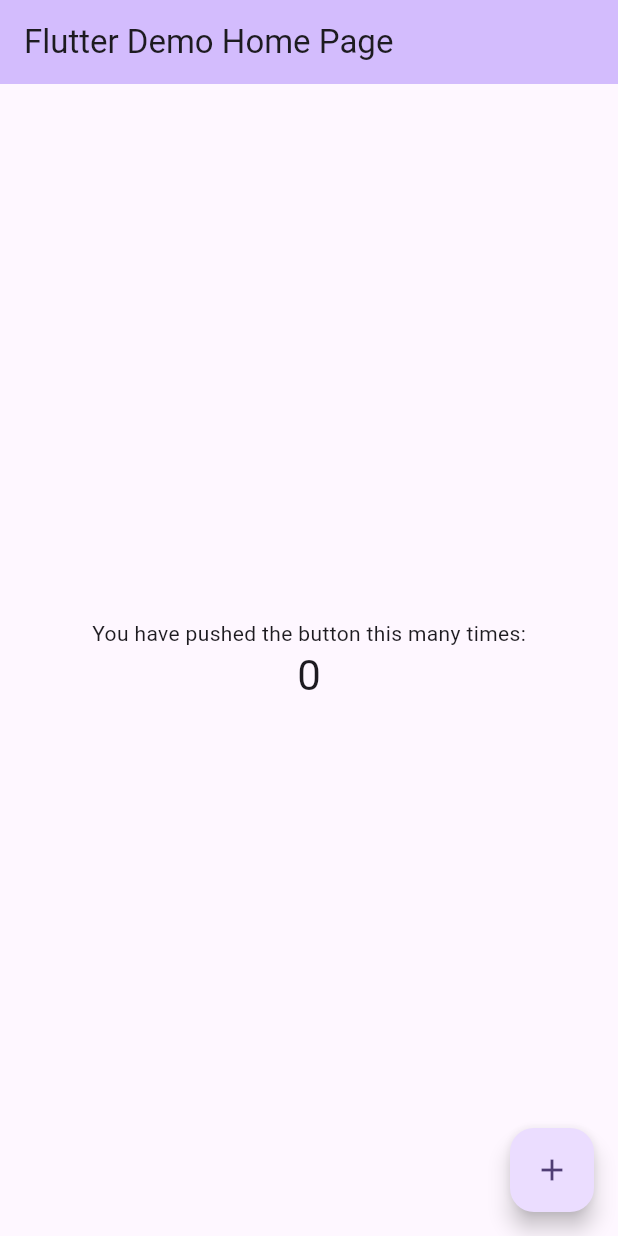
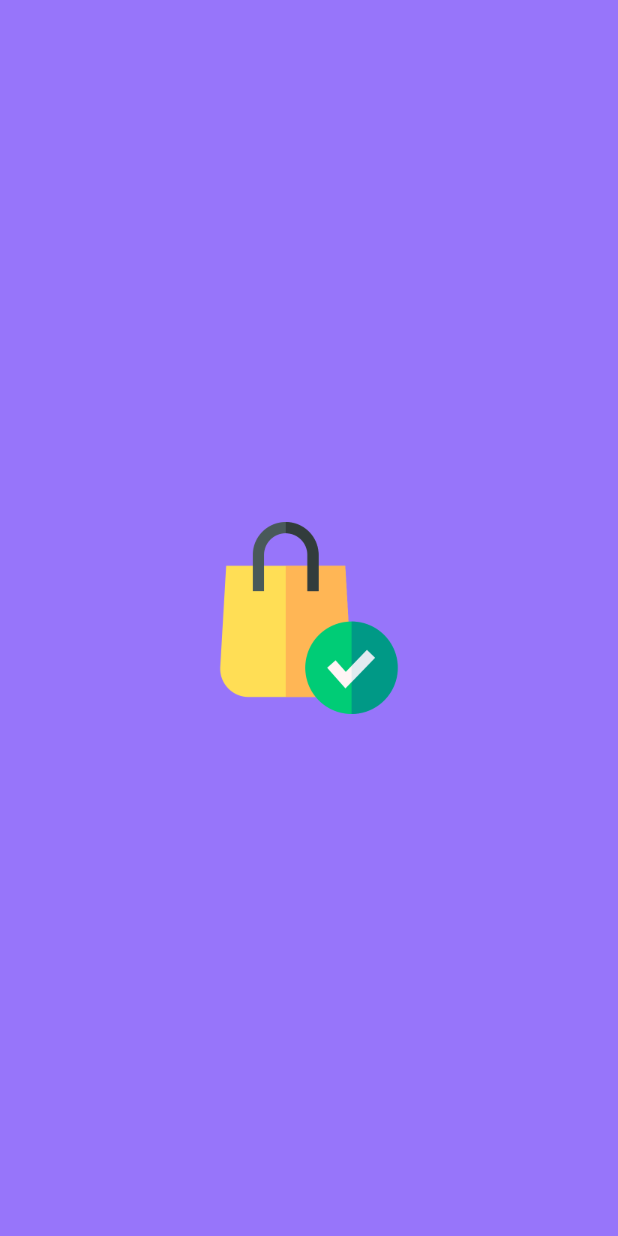
Before and after one commit to shahriar00/Choice, a Flutter app: the screen it shows after launch, on a phone screen of 412 x 824 dp. Run offline on Flutter 3.47's test engine with Material 3 defaults, Android fonts, the phone set to English and light mode, and no system bars.

Commit message:
landing page

```diff
--- a/lib/main.dart
+++ b/lib/main.dart
@@ -1,3 +1,4 @@
+import 'package:choice/view/landing_page.dart';
 import 'package:flutter/material.dart';
 
 void main() {
@@ -6,94 +7,16 @@ void main() {
 
 class MyApp extends StatelessWidget {
   const MyApp({super.key});
-
-  // This widget is the root of your application.
   @override
   Widget build(BuildContext context) {
     return MaterialApp(
       title: 'Choice',
+      debugShowCheckedModeBanner: false,
       theme: ThemeData(
         colorScheme: ColorScheme.fromSeed(seedColor: Colors.deepPurple),
         useMaterial3: true,
       ),
-      home: const MyHomePage(title: 'Flutter Demo Home Page'),
+      home: const LandingPage(),
     );
   }
 }
-
-class MyHomePage extends StatefulWidget {
-  const MyHomePage({super.key, required this.title});
-
-
-
-  final String title;
-
-  @override
-  State<MyHomePage> createState() => _MyHomePageState();
-}
-
-class _MyHomePageState extends State<MyHomePage> {
-  int _counter = 0;
-
-  void _incrementCounter() {
-    setState(() {
-
-      _counter++;
-    });
-  }
-
-  @override
-  Widget build(BuildContext context) {
-    // This method is rerun every time setState is called, for instance as done
-    // by the _incrementCounter method above.
-    //
-    // The Flutter framework has been optimized to make rerunning build methods
-    // fast, so that you can just rebuild anything that needs updating rather
-    // than having to individually change instances of widgets.
-    return Scaffold(
-      appBar: AppBar(
-        // TRY THIS: Try changing the color here to a specific color (to
-        // Colors.amber, perhaps?) and trigger a hot reload to see the AppBar
-        // change color while the other colors stay the same.
-        backgroundColor: Theme.of(context).colorScheme.inversePrimary,
-        // Here we take the value from the MyHomePage object that was created by
-        // the App.build method, and use it to set our appbar title.
-        title: Text(widget.title),
-      ),
-      body: Center(
-        // Center is a layout widget. It takes a single child and positions it
-        // in the middle of the parent.
-        child: Column(
-          // Column is also a layout widget. It takes a list of children and
-          // arranges them vertically. By default, it sizes itself to fit its
-          // children horizontally, and tries to be as tall as its parent.
-          //
-          // Column has various properties to control how it sizes itself and
-          // how it positions its children. Here we use mainAxisAlignment to
-          // center the children vertically; the main axis here is the vertical
-          // axis because Columns are vertical (the cross axis would be
-          // horizontal).
-          //
-          // TRY THIS: Invoke "debug painting" (choose the "Toggle Debug Paint"
-          // action in the IDE, or press "p" in the console), to see the
-          // wireframe for each widget.
-          mainAxisAlignment: MainAxisAlignment.center,
-          children: <Widget>[
-            const Text(
-              'You have pushed the button this many times:',
-            ),
-            Text(
-              '$_counter',
-              style: Theme.of(context).textTheme.headlineMedium,
-            ),
-          ],
-        ),
-      ),
-      floatingActionButton: FloatingActionButton(
-        onPressed: _incrementCounter,
-        tooltip: 'Increment',
-        child: const Icon(Icons.add),
-      ), // This trailing comma makes auto-formatting nicer for build methods.
-    );
-  }
-}
--- /dev/null
+++ b/lib/view/landing_page.dart
@@ -0,0 +1,20 @@
+import 'package:flutter/material.dart';
+
+class LandingPage extends StatefulWidget {
+  const LandingPage({super.key});
+
+  @override
+  State<LandingPage> createState() => _LandingPageState();
+}
+
+class _LandingPageState extends State<LandingPage> {
+  @override
+  Widget build(BuildContext context) {
+    return Scaffold(
+      backgroundColor: Color(0xFF9775FA),
+      body: Container(
+        child: Center(child: Image.asset("images/shopping-bag.png",scale: 4,)),
+      ),
+    );
+  }
+}
--- a/pubspec.yaml
+++ b/pubspec.yaml
@@ -59,8 +59,8 @@ flutter:
   uses-material-design: true
 
   # To add assets to your application, add an assets section, like this:
-  # assets:
-  #   - images/a_dot_burr.jpeg
+  assets:
+    - images/
   #   - images/a_dot_ham.jpeg
 
   # An image asset can refer to one or more resolution-specific "variants", see
```
Also changed, not shown: images/shopping-bag.png (added).
